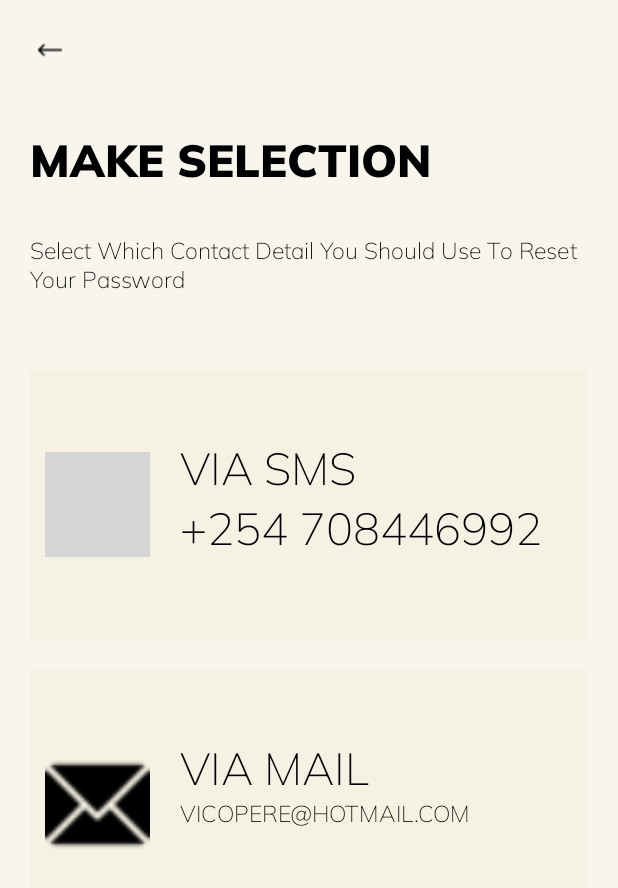
After one commit to VictorOpere/City-Guild, an Android app: the MakeSelection screen opened directly, with no data from a screen before it, on a phone screen of 412 x 824 dp. The commit adds this screen. Shown: the top 888 px of the screen. Run offline under Robolectric (Android 15) with nearby library versions, the phone set to English and light mode, and no system bars; Roboto replaces fonts that are not available here; grey boxes are pictures that could not be loaded.

Commit message:
just added forgot password and make selection password

```diff
--- a/app/build.gradle
+++ b/app/build.gradle
@@ -33,6 +33,8 @@ dependencies {
     testImplementation 'junit:junit:4.12'
     androidTestImplementation 'androidx.test.ext:junit:1.1.1'
     androidTestImplementation 'androidx.test.espresso:espresso-core:3.2.0'
+//    otp pin view design
+    implementation 'com.chaos.view:pinview:1.4.3'
 
 
 }
--- a/app/src/main/AndroidManifest.xml
+++ b/app/src/main/AndroidManifest.xml
@@ -9,7 +9,10 @@
         android:roundIcon="@mipmap/ic_launcher_round"
         android:supportsRtl="true"
         android:theme="@style/AppTheme">
-        <activity android:name=".Common.LoginSignup.SignUp3rdClass"></activity>
+        <activity android:name=".Common.LoginSignup.MakeSelection"></activity>
+        <activity android:name=".Common.LoginSignup.ForgetPassword" />
+        <activity android:name=".Common.LoginSignup.VerifyOTP" />
+        <activity android:name=".Common.LoginSignup.SignUp3rdClass" />
         <activity android:name=".Common.LoginSignup.SignUp2ndClass" />
         <activity android:name=".Common.LoginSignup.SignUp" />
         <activity android:name=".Common.LoginSignup.Login" />
--- /dev/null
+++ b/app/src/main/java/com/example/cityguild/Common/LoginSignup/MakeSelection.java
@@ -0,0 +1,15 @@
+package com.example.cityguild.Common.LoginSignup;
+
+import androidx.appcompat.app.AppCompatActivity;
+
+import android.os.Bundle;
+import com.example.cityguild.R;
+
+public class MakeSelection extends AppCompatActivity {
+
+    @Override
+    protected void onCreate(Bundle savedInstanceState) {
+        super.onCreate(savedInstanceState);
+        setContentView(R.layout.activity_make_selection);
+    }
+}
--- /dev/null
+++ b/app/src/main/res/layout/activity_make_selection.xml
@@ -0,0 +1,147 @@
+<?xml version="1.0" encoding="utf-8"?>
+<ScrollView xmlns:android="http://schemas.android.com/apk/res/android"
+    xmlns:app="http://schemas.android.com/apk/res-auto"
+    xmlns:tools="http://schemas.android.com/tools"
+    android:layout_width="match_parent"
+    android:layout_height="match_parent"
+    tools:context=".Common.LoginSignup.MakeSelection"
+    android:background="@color/banner_background_light"
+    android:padding="20dp">
+
+    <LinearLayout
+        android:layout_width="match_parent"
+        android:layout_height="wrap_content"
+        android:orientation="vertical">
+
+        <ImageView
+            android:layout_width="wrap_content"
+            android:layout_height="wrap_content"
+            android:src="@drawable/myarrow"
+            android:padding="5dp"/>
+
+        <TextView
+            android:layout_width="wrap_content"
+            android:layout_height="wrap_content"
+            android:text="@string/make_selection"
+            android:textColor="@color/black"
+            android:textSize="30sp"
+            android:fontFamily="@font/muli_black"
+            android:textAllCaps="true"
+            android:layout_marginTop="40dp"
+            />
+
+        <TextView
+            android:layout_width="wrap_content"
+            android:layout_height="wrap_content"
+            android:text="@string/make_selection_detail"
+            android:textColor="@color/black"
+            android:textSize="15sp"
+            android:fontFamily="@font/muli_extralight"
+            android:layout_marginTop="30dp" />
+
+        <RelativeLayout
+            android:layout_width="match_parent"
+            android:layout_height="180dp"
+            android:layout_marginTop="50dp"
+            android:background="@color/banner_background_light"
+            android:padding="10dp">
+
+            <ImageView
+                android:id="@+id/mobile_icon"
+                android:layout_width="70dp"
+                android:layout_height="70dp"
+                android:src="@drawable/smartphone"
+                android:layout_centerVertical="true"
+                android:layout_marginRight="20dp"/>
+
+            <TextView
+                android:id="@+id/mobile_title"
+                android:layout_width="wrap_content"
+                android:layout_height="wrap_content"
+                android:text="@string/via_sms"
+                android:textColor="@color/black"
+                android:textSize="30sp"
+                android:textAllCaps="true"
+                android:layout_toRightOf="@+id/mobile_icon"
+                android:layout_marginTop="35dp"
+                android:fontFamily="@font/muli_extralight" />
+
+            <TextView
+                android:id="@+id/mobile_description"
+                android:layout_width="wrap_content"
+                android:layout_height="wrap_content"
+                android:text="+254 708446992"
+                android:textColor="@color/black"
+                android:textSize="30sp"
+                android:textAllCaps="true"
+                android:layout_toRightOf="@+id/mobile_icon"
+                android:layout_below="@+id/mobile_title"
+                android:fontFamily="@font/muli_extralight"/>
+
+
+
+            <Button
+                android:layout_width="match_parent"
+                android:layout_height="match_parent"
+                android:background="#00000000"
+                />
+
+        </RelativeLayout>
+
+        <RelativeLayout
+            android:layout_width="match_parent"
+            android:layout_height="180dp"
+            android:layout_marginTop="20dp"
+            android:background="@color/banner_background_light"
+            android:padding="10dp">
+
+            <ImageView
+                android:id="@+id/mail_icon"
+                android:layout_width="70dp"
+                android:layout_height="70dp"
+                android:src="@drawable/email"
+                android:layout_centerVertical="true"
+                android:layout_marginRight="20dp"/>
+
+            <TextView
+                android:id="@+id/mail_title"
+                android:layout_width="wrap_content"
+                android:layout_height="wrap_content"
+                android:text="@string/via_email"
+                android:textColor="@color/black"
+                android:textSize="30sp"
+                android:textAllCaps="true"
+                android:layout_toRightOf="@+id/mail_icon"
+                android:layout_marginTop="35dp"
+                android:fontFamily="@font/muli_extralight" />
+
+            <TextView
+                android:id="@+id/mail_description"
+                android:layout_width="wrap_content"
+                android:layout_height="wrap_content"
+                android:text="vicopere@hotmail.com"
+                android:textColor="@color/black"
+                android:textSize="15sp"
+                android:textAllCaps="true"
+                android:layout_toRightOf="@+id/mail_icon"
+                android:layout_below="@+id/mail_title"
+                android:fontFamily="@font/muli_extralight"/>
+
+
+            <Button
+                android:layout_width="match_parent"
+                android:layout_height="match_parent"
+                android:background="#00000000"
+                />
+
+
+        </RelativeLayout>
+
+
+
+
+    </LinearLayout>
+
+
+
+</ScrollView>
--- a/app/src/main/res/values/strings.xml
+++ b/app/src/main/res/values/strings.xml
@@ -86,4 +86,26 @@
     <string name="signup_next_btn">Next</string>
 
 
+    <!--    otp screen details-->
+
+    <string name="otp_code_text">Co\nde</string>
+    <string name="otp_verification_text">Verification</string>
+    <string name="otp_description_text">Enter A One Time Password</string>
+
+    <!--    forget password-->
+
+
+    <string name="forget_password_detail">Provide Your Accounts Email For Which You Want To Reset Your Password</string>
+
+
+<!--    make selection-->
+
+    <string name="make_selection">Make Selection</string>
+    <string name="make_selection_detail">Select Which Contact Detail You Should Use To Reset Your Password</string>
+    <string name="via_sms">Via SMS</string>
+    <string name="via_email">Via MAIL</string>
+
+
+
+
 </resources>
--- a/app/src/main/res/values/styles.xml
+++ b/app/src/main/res/values/styles.xml
@@ -6,6 +6,8 @@
         <item name="colorPrimaryDark">@color/colorPrimaryDark</item>
         <item name="colorAccent">@color/colorAccent</item>
         <item name="android:statusBarColor">@color/colorPrimary</item>
+        <item name="pinViewStyle">@style/PinWidget.PinView</item>
+
     </style>
 
 <!--    menu navigation style -->
```
Also changed, not shown: app/src/main/java/com/example/cityguild/Common/LoginSignup/ForgetPassword.java (added, +16 -0 lines), app/src/main/java/com/example/cityguild/Common/LoginSignup/VerifyOTP.java (added, +16 -0 lines), app/src/main/res/layout/activity_forget_password.xml (added, +89 -0 lines), app/src/main/res/layout/activity_verify_o_t_p.xml (added, +87 -0 lines), app/src/main/res/drawable/close.png (added), app/src/main/res/drawable/forgot.png (added).
